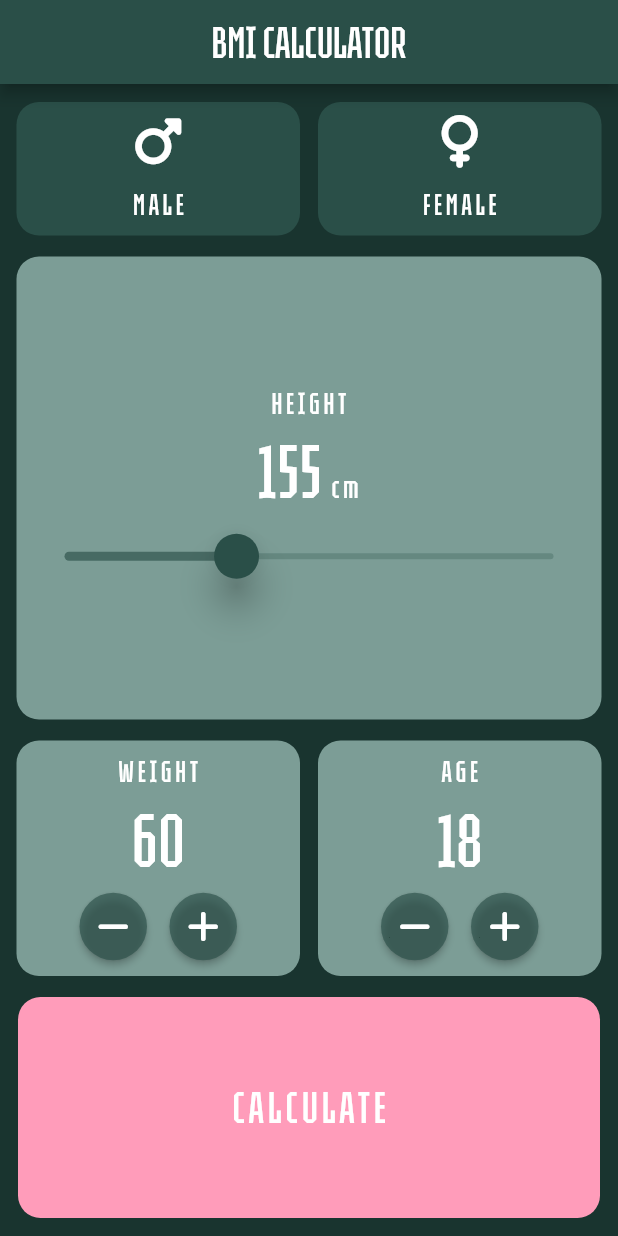
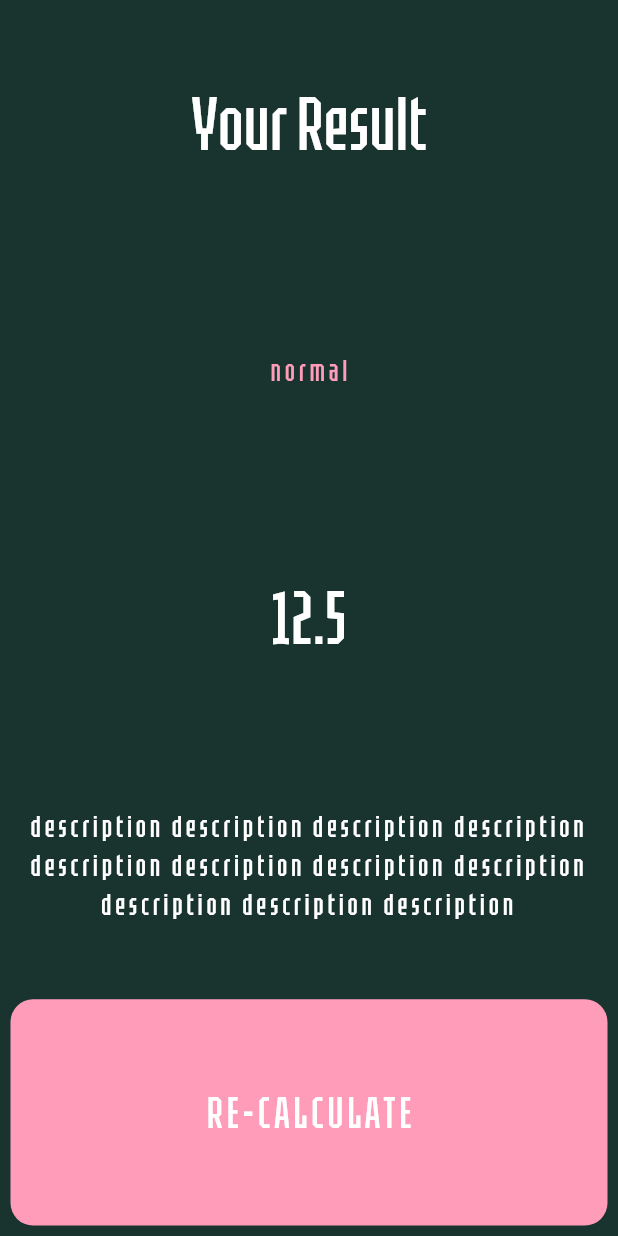
Before and after one commit to Arrocito82/bmi_calculator, a Flutter app: the screen it shows after launch, after a tap on "CALCULATE", on a phone screen of 412 x 824 dp. Run offline on Flutter 3.47's test engine with Material 2 defaults, Android fonts, the phone set to English and light mode, and no system bars; our stand-ins replace font_awesome_flutter.

Commit message:
Results Page

```diff
--- /dev/null
+++ b/lib/calculate_button.dart
@@ -0,0 +1,32 @@
+import 'package:flutter/material.dart';
+
+class CalculateButton extends StatelessWidget {
+  const CalculateButton(
+      {super.key,
+      required this.context,
+      required this.onPressed,
+      required this.text});
+
+  final BuildContext context;
+  final VoidCallback onPressed;
+  final String text;
+  @override
+  Widget build(BuildContext context) {
+    return Expanded(
+      flex: 1,
+      child: Container(
+        margin: const EdgeInsets.all(7.0),
+        width: double.infinity,
+        child: TextButton(
+          onPressed: onPressed,
+          child: Text(
+            text,
+            style: TextStyle(
+              color: Colors.white,
+            ),
+          ),
+        ),
+      ),
+    );
+  }
+}
--- a/lib/constants.dart
+++ b/lib/constants.dart
@@ -15,5 +15,10 @@ const TextStyle kLabelTextStyle = TextStyle(
   fontSize: 20.0,
   color: Colors.white,
 );
+const TextStyle kTitleTextStyle = TextStyle(
+  letterSpacing: 2.5,
+  fontSize: 20.0,
+  color: kSecondaryLight,
+);
 const int kMinHeight = 120;
 const int kMaxHeight = 220;
--- a/lib/input_page.dart
+++ b/lib/input_page.dart
@@ -1,7 +1,9 @@
+import 'package:bmi_calculator/results_page.dart';
 import 'package:bmi_calculator/round_icon_button.dart';
 import 'package:flutter/material.dart';
 import 'package:font_awesome_flutter/font_awesome_flutter.dart';
 
+import 'calculate_button.dart';
 import 'constants.dart';
 import 'icon_content.dart';
 import 'my_card.dart';
@@ -113,21 +115,22 @@ class _InputPageState extends State<InputPage> {
           ),
         ),
       );
-  Widget getCalculateButton() => Expanded(
-        flex: 1,
-        child: Container(
-          margin: const EdgeInsets.all(7.0),
-          width: double.infinity,
-          child: TextButton(
-            onPressed: () {},
-            child: const Text(
-              "CALCULATE",
-              style: TextStyle(
-                color: Colors.white,
+  Widget getCalculateButton() => CalculateButton(
+        context: context,
+        text: 'CALCULATE',
+        onPressed: () {
+          Navigator.push(
+            context,
+            MaterialPageRoute(
+              builder: (context) => ResultsPage(
+                title: "normal",
+                description:
+                    "description description description description description description description description description description description ",
+                bmi: 12.5,
               ),
             ),
-          ),
-        ),
+          );
+        },
       );
   List<Widget> getWeightAgeButtons() => [
         Expanded(
--- /dev/null
+++ b/lib/results_page.dart
@@ -0,0 +1,93 @@
+import 'package:bmi_calculator/constants.dart';
+import 'package:flutter/material.dart';
+
+import 'calculate_button.dart';
+
+class ResultsPage extends StatelessWidget {
+  const ResultsPage(
+      {super.key,
+      required this.title,
+      required this.description,
+      required this.bmi});
+  final String title;
+  final String description;
+  final double bmi;
+
+  @override
+  Widget build(BuildContext context) {
+    Expanded yourResult = Expanded(
+        child: Center(
+      child: Text(
+        "Your Result",
+        style: kNumberTextStyle,
+      ),
+    ));
+    Expanded titleWidget = Expanded(
+        child: Center(
+      child: Text(
+        "$title",
+        style: kTitleTextStyle,
+      ),
+    ));
+    Expanded bmiWidget = Expanded(
+        child: Center(
+      child: Text(
+        "$bmi",
+        style: kNumberTextStyle,
+      ),
+    ));
+    Expanded descriptionWidget = Expanded(
+        child: Center(
+      child: Text(
+        "$description",
+        style: kLabelTextStyle,
+        textAlign: TextAlign.center,
+      ),
+    ));
+    CalculateButton calculateButton = CalculateButton(
+      context: context,
+      text: "RE-CALCULATE",
+      onPressed: () {
+        Navigator.pop(context);
+      },
+    );
+    return Scaffold(
+      body: OrientationBuilder(builder: (context, orientation) {
+        if (orientation == Orientation.portrait) {
+          return Column(
+            children: [
+              yourResult,
+              titleWidget,
+              bmiWidget,
+              descriptionWidget,
+              calculateButton,
+            ],
+          );
+        } else {
+          return Column(
+            children: [
+              yourResult,
+              Expanded(
+                flex: 3,
+                child: Row(
+                  children: [
+                    Expanded(
+                      child: Column(
+                        children: [
+                          titleWidget,
+                          bmiWidget,
+                        ],
+                      ),
+                    ),
+                    descriptionWidget,
+                  ],
+                ),
+              ),
+              calculateButton
+            ],
+          );
+        }
+      }),
+    );
+  }
+}
```
